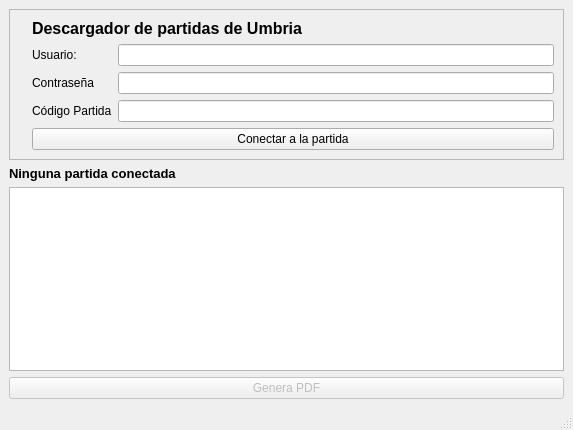
javierriveracastro/descargador, file trunk/UmbriaDescargar/media/Descargar.ui: the form before one commit.
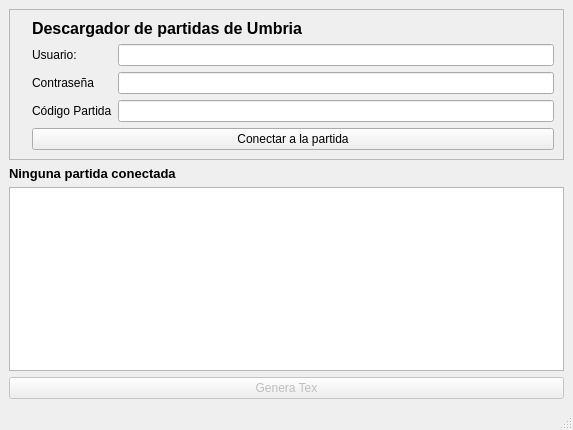
The form after the commit. Icons and pictures are not drawn.

```diff
--- a/trunk/UmbriaDescargar/media/Descargar.ui
+++ b/trunk/UmbriaDescargar/media/Descargar.ui
@@ -126,7 +126,7 @@
        <bool>false</bool>
       </property>
       <property name="text">
-       <string>Genera PDF</string>
+       <string>Genera Tex</string>
       </property>
      </widget>
     </item>
```
